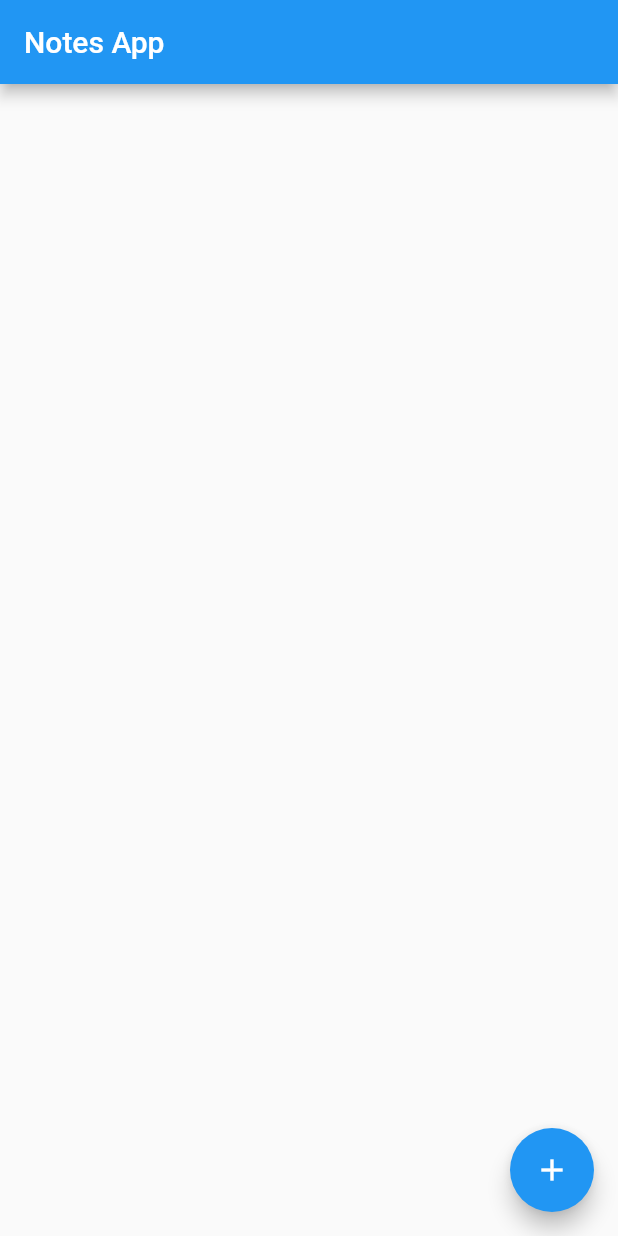
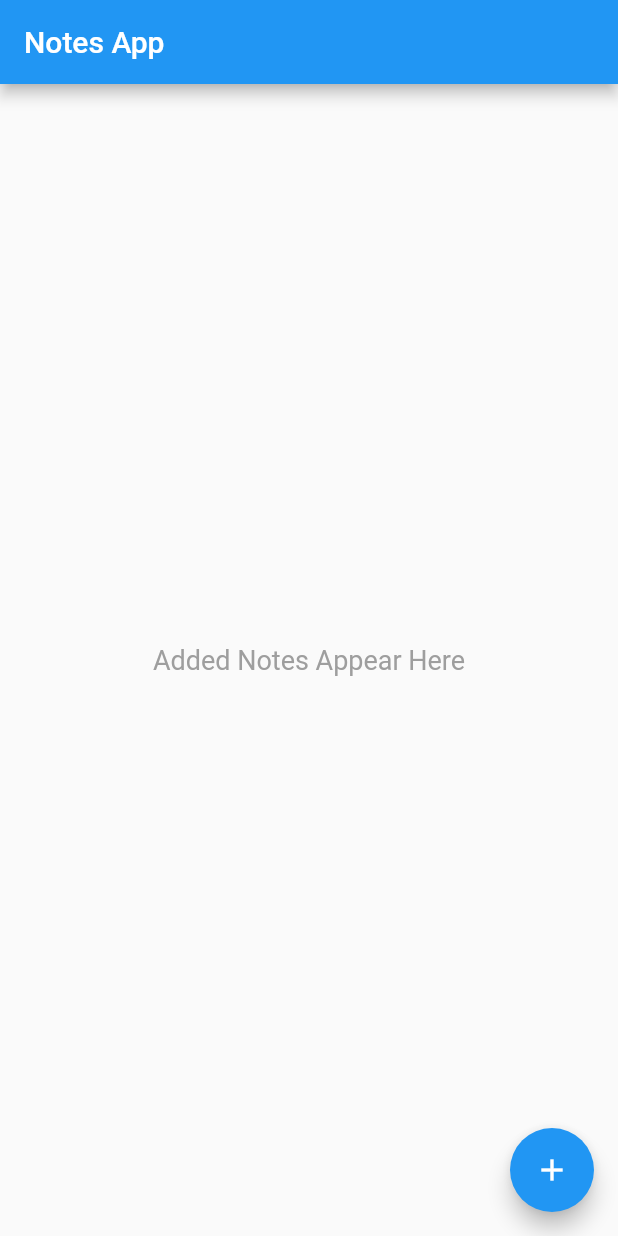
Before and after one commit to abdoahmed4900/notes-app-in-flutter, a Flutter app: the screen it shows after launch, on a phone screen of 412 x 824 dp. Run offline on Flutter 3.47's test engine with Material 2 defaults, Android fonts, the phone set to English and light mode, and no system bars; our stand-ins replace bloc, flutter_bloc, sqflite; accounts and stored records are empty.

Commit message:
show empty screen

```diff
--- a/lib/pages/show_notes_screen.dart
+++ b/lib/pages/show_notes_screen.dart
@@ -24,6 +24,14 @@ class NotesScreen extends StatelessWidget {
       body:
           BlocBuilder<DatabaseCubit, DatabaseState>(builder: (context, state) {
         final cubit = DatabaseCubit.get(context);
+        if (cubit.notes.isEmpty) {
+          return Center(
+            child: Text(
+              'Added Notes Appear Here',
+              style: TextStyle(fontSize: 18, color: Colors.grey),
+            ),
+          );
+        }
         return Padding(
           padding: const EdgeInsets.all(8.0),
           child: AlignedGridView.count(
```
